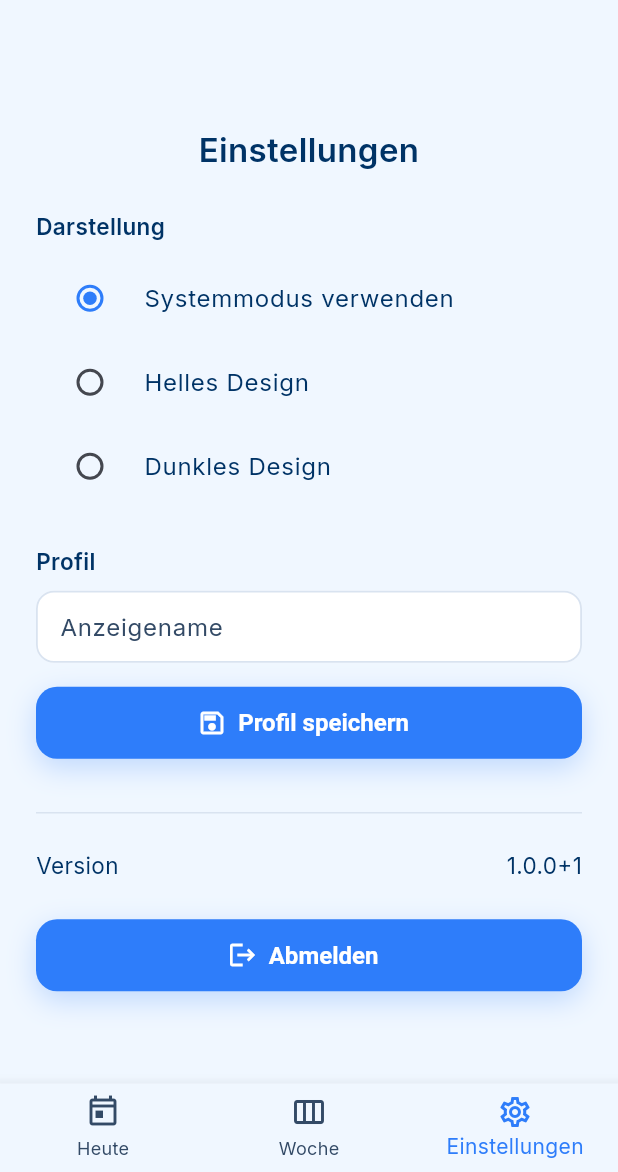
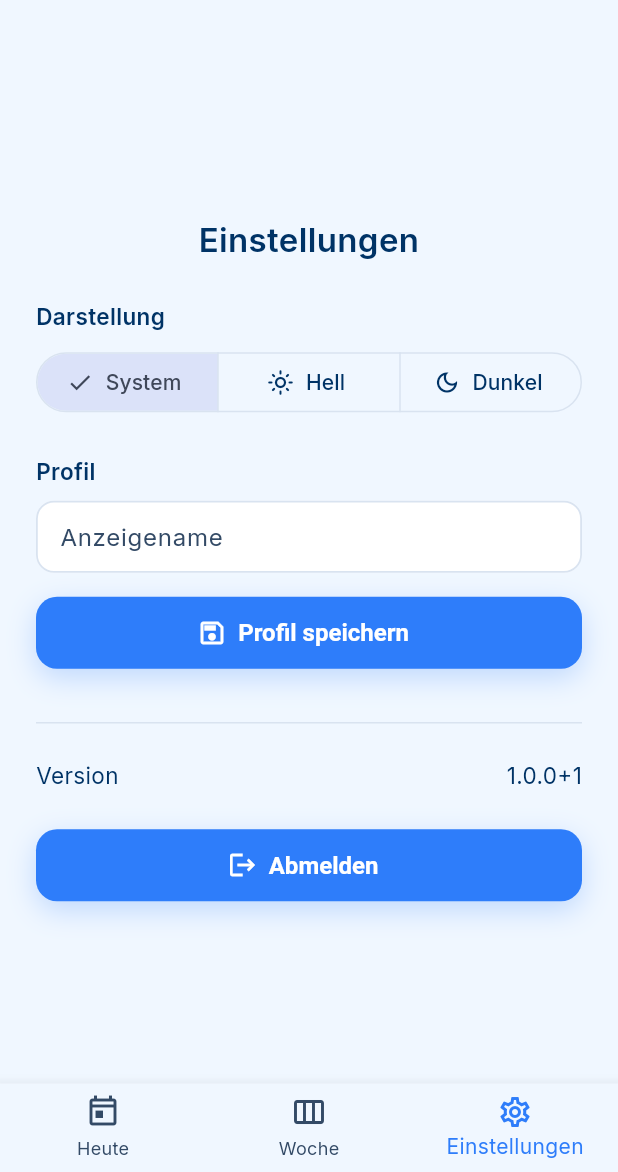
Before and after one commit to AlexBuchnerTeacher/reflecto, a Flutter app: the screen it shows once a user with an empty profile is signed in, item 3 of the bottom bar chosen, on a phone screen of 412 x 824 dp, the part 64-1236 px from its top. Run offline on Flutter 3.47's test engine with Material 3 defaults, Android fonts, the phone set to English and light mode, and no system bars; our stand-ins replace cloud_firestore, firebase_auth, firebase_core, flutter_riverpod, google_fonts, package_info_plus and 1 more; accounts and stored records are empty; statements that could not run were skipped.

Commit message:
fix(settings): replace deprecated RadioListTile with SegmentedButton to satisfy analyzer

```diff
--- a/lib/screens/settings_screen.dart
+++ b/lib/screens/settings_screen.dart
@@ -173,27 +173,29 @@ class _ThemeSection extends ConsumerWidget {
   Widget build(BuildContext context, WidgetRef ref) {
     final mode = ref.watch(themeModeProvider);
     void setMode(AppThemeMode m) => ref.read(themeModeProvider.notifier).set(m);
-    return Column(
-      children: [
-        RadioListTile<AppThemeMode>(
+    return SegmentedButton<AppThemeMode>(
+      segments: const [
+        ButtonSegment(
           value: AppThemeMode.system,
-          groupValue: mode,
-          onChanged: (v) => v == null ? null : setMode(v),
-          title: const Text('Systemmodus verwenden'),
+          label: Text('System'),
+          icon: Icon(Icons.settings_suggest_outlined),
         ),
-        RadioListTile<AppThemeMode>(
+        ButtonSegment(
           value: AppThemeMode.light,
-          groupValue: mode,
-          onChanged: (v) => v == null ? null : setMode(v),
-          title: const Text('Helles Design'),
+          label: Text('Hell'),
+          icon: Icon(Icons.light_mode_outlined),
         ),
-        RadioListTile<AppThemeMode>(
+        ButtonSegment(
           value: AppThemeMode.dark,
-          groupValue: mode,
-          onChanged: (v) => v == null ? null : setMode(v),
-          title: const Text('Dunkles Design'),
+          label: Text('Dunkel'),
+          icon: Icon(Icons.dark_mode_outlined),
         ),
       ],
+      selected: {mode},
+      onSelectionChanged: (set) {
+        final sel = set.first;
+        setMode(sel);
+      },
     );
   }
 }
```
